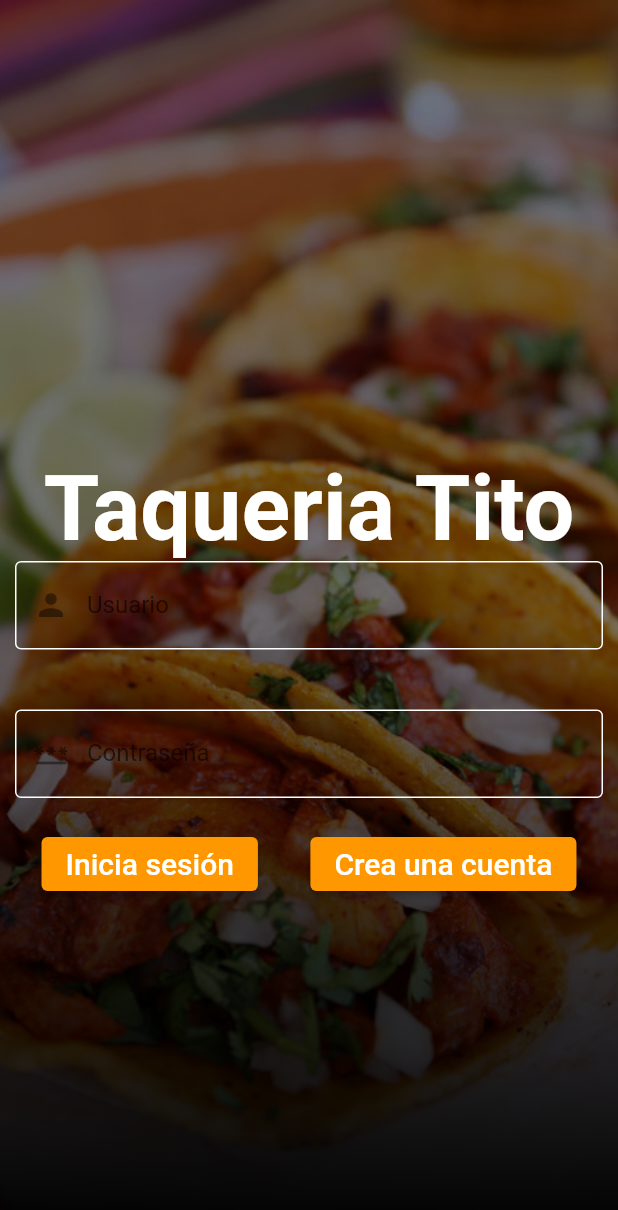
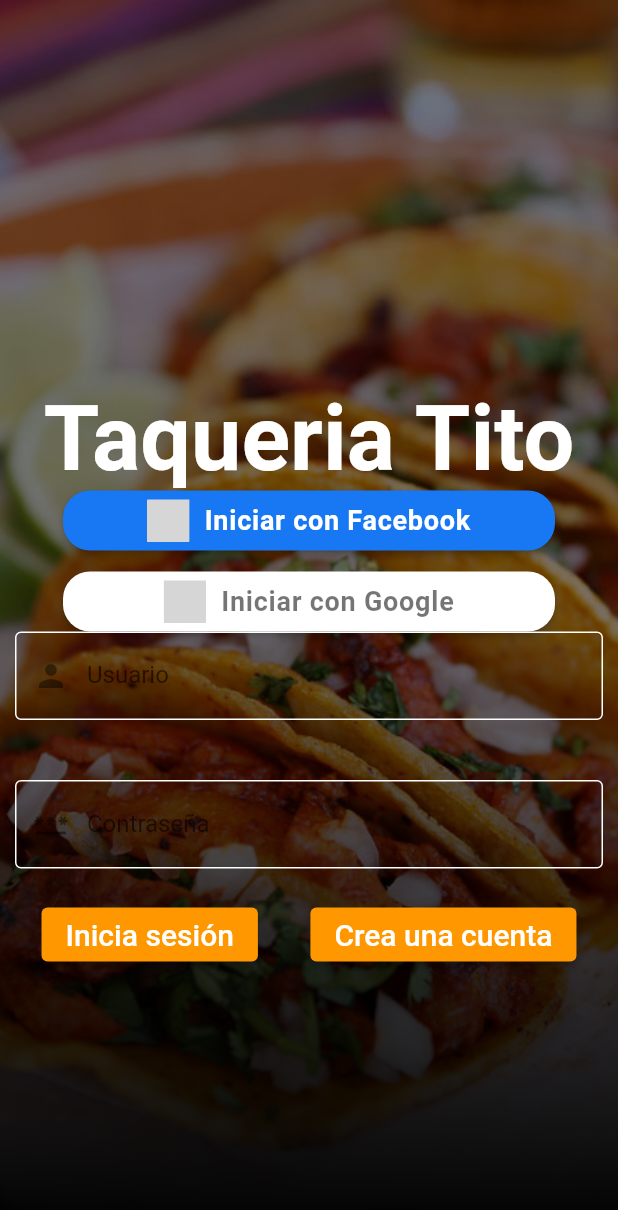
Before and after one commit to rsalasv/Tacos-Tito, a Flutter app: the screen it shows after launch, on a phone screen of 412 x 824 dp. Shown: the top 1210 px of the screen. Run offline on Flutter 3.47's test engine with Material 2 defaults, Android fonts, the light colour scheme and no system bars; our stand-ins replace auth_buttons, bloc, equatable, firebase_auth, firebase_core, flutter_bloc and 1 more; accounts and stored records are empty; grey boxes are pictures that could not be loaded.

Commit message:
Google login added, missing facebook and mail login. Formatting login page is needed

```diff
--- /dev/null
+++ b/tacos_tito/lib/auth/bloc/auth_event.dart
@@ -0,0 +1,12 @@
+part of 'auth_bloc.dart';
+
+abstract class AuthEvent extends Equatable {
+  const AuthEvent();
+
+  @override
+  List<Object> get props => [];
+}
+
+class VerifyAuthEvent extends AuthEvent {}
+
+class SignOutAuthEvent extends AuthEvent {}
--- /dev/null
+++ b/tacos_tito/lib/auth/bloc/auth_state.dart
@@ -0,0 +1,14 @@
+part of 'auth_bloc.dart';
+
+abstract class AuthState extends Equatable {
+  const AuthState();
+
+  @override
+  List<Object> get props => [];
+}
+
+class AuthInitial extends AuthState {}
+
+class AlreadyAuthState extends AuthState {}
+
+class UnAuthState extends AuthState {}
--- /dev/null
+++ b/tacos_tito/lib/auth/user_auth_repository.dart
@@ -0,0 +1,61 @@
+import 'package:firebase_auth/firebase_auth.dart';
+import 'package:google_sign_in/google_sign_in.dart';
+import 'package:firebase_core/firebase_core.dart';
+
+class UserAuthRepository {
+  final GoogleSignIn _googleSignIn = GoogleSignIn();
+  final FirebaseAuth _auth = FirebaseAuth.instance;
+
+  bool isAlreadyLogged() {
+    var user = _auth.currentUser;
+    print("User: ${user?.displayName}");
+    return user != null;
+  }
+
+  Future<void> signOutGoogle() async {
+    await _googleSignIn.signOut();
+  }
+
+  Future<void> signOutFirebase() async {
+    await _auth.signOut();
+  }
+
+  //anonimo
+  //Future<void> anonymousSignIn() async {
+  //  final anonymousUser = (await _auth.signInAnonymously()).user;
+  //  await anonymousUser!.updateDisplayName(
+  //    "${anonymousUser.uid.substring(0, 5)}_invitado",
+  //  );
+  //  await anonymousUser.reload();
+  //}
+
+
+
+  Future<void> signInWithGoogle() async {
+    // Google sign in
+    final googleUser = await _googleSignIn.signIn();
+    final googleAuth = await googleUser!.authentication;
+
+    print("User: ${googleUser.displayName}");
+    print("User: ${googleUser.email}");
+    print("User: ${googleUser.photoUrl}");
+
+    // credenciales para firebase
+    final AuthCredential credential = GoogleAuthProvider.credential(
+      accessToken: googleAuth.accessToken,
+      idToken: googleAuth.idToken,
+    );
+
+    // firebase sign in
+
+    final authResult = await _auth.signInWithCredential(credential);
+    final User user = authResult.user!;
+    final firebaseToken = await user.getIdToken();
+    assert(!user.isAnonymous);
+    assert(firebaseToken != null);
+    final User currentUser = _auth.currentUser!;
+    assert(user.uid == currentUser.uid);
+
+    print("Firebase Token:  $firebaseToken");
+  }
+}
--- /dev/null
+++ b/tacos_tito/lib/login/bloc/login_bloc.dart
@@ -0,0 +1,32 @@
+import 'package:bloc/bloc.dart';
+import 'package:equatable/equatable.dart';
+import 'package:tacos_tito/auth/user_auth_repository.dart';
+
+
+part 'login_event.dart';
+part 'login_state.dart';
+
+class LoginBloc extends Bloc<LoginEvent, LoginState> {
+  UserAuthRepository _userRep = UserAuthRepository();
+
+  LoginBloc() : super(LoginInitial()) {
+    on<LoginWithGoogleEvent>(_googleLogin);
+  }
+
+  Future _googleLogin(
+    LoginEvent event,
+    Emitter emitState,
+  ) async {
+    try {
+      await _userRep.signInWithGoogle();
+      emitState(LoginSuccessState());
+    } catch (e) {
+      emitState(
+        LoginErrorState(
+          error: "Error al hacer login con google",
+          code: e.toString(),
+        ),
+      );
+    }
+  }
+}
--- /dev/null
+++ b/tacos_tito/lib/login/bloc/login_event.dart
@@ -0,0 +1,14 @@
+part of 'login_bloc.dart';
+
+abstract class LoginEvent extends Equatable {
+  const LoginEvent();
+
+  @override
+  List<Object> get props => [];
+}
+
+class LoginWithGoogleEvent extends LoginEvent {}
+
+//class LoginWithAnonymousEvent extends LoginEvent {}
+
+class LoginWithFacebookEvent extends LoginEvent {}
--- /dev/null
+++ b/tacos_tito/lib/login/bloc/login_state.dart
@@ -0,0 +1,25 @@
+part of 'login_bloc.dart';
+
+abstract class LoginState extends Equatable {
+  const LoginState();
+
+  @override
+  List<Object> get props => [];
+}
+
+class LoginInitial extends LoginState {}
+
+class LoginSuccessState extends LoginState {}
+
+class LoginErrorState extends LoginState {
+  final String error;
+  final String code;
+
+  LoginErrorState({
+    required this.error,
+    required this.code,
+  });
+
+  @override
+  List<Object> get props => [error, code];
+}
--- /dev/null
+++ b/tacos_tito/lib/login/login.dart
@@ -0,0 +1,93 @@
+import 'package:tacos_tito/login/bloc/login_bloc.dart';
+import 'package:flutter/material.dart';
+import 'package:flutter_bloc/flutter_bloc.dart';
+import 'package:tacos_tito/views/all_views.dart';
+import '../widgets/all_widgets.dart';
+import 'login_form.dart';
+
+class Login extends StatefulWidget {
+  Login({Key? key}) : super(key: key);
+
+  @override
+  _LoginState createState() => _LoginState();
+}
+
+class _LoginState extends State<Login> {
+    late LoginBloc _loginBloc;
+
+  // para poder agregar eventos al bloc
+  // al presionar los botones de login
+
+  bool _showLoading = false;
+
+  @override
+  void dispose() {
+    _loginBloc.close();
+    super.dispose();
+  }
+
+  void _googleLogIn(bool _) {
+    // invocar al login de firebase con el bloc
+    // recodar configurar pantallad Oauth en google Cloud
+    print("google");
+    // agregar evento al login bloc
+    _loginBloc.add(LoginWithGoogleEvent());
+  }
+
+  void _facebookLogIn(bool _) {
+    // invocar al login de firebase con el bloc
+    print("facebook");
+    // agregar evento al login bloc
+    _loginBloc.add(LoginWithFacebookEvent());
+  }
+
+  @override
+  Widget build(BuildContext context) {
+    return Stack(
+      children: [
+        // form content
+        // agregar bloc login provider
+        // agregar bloc login consumer
+        //  revisar estados y retornar error o home page o login page
+        Container(
+          child: BlocProvider(
+            create: (context) {
+              _loginBloc = LoginBloc();
+              return _loginBloc;
+            },
+            child: BlocConsumer<LoginBloc, LoginState>(
+              listener: (context, state) {
+                if (state is LoginErrorState) {
+                  showDialog(
+                    context: context,
+                    builder: (context) {
+                      return AlertDialog(
+                        title: Text("Error"),
+                        content: Text("${state.error}:\n${state.code}"),
+                      );
+                    },
+                  );
+                }
+              },
+              builder: (context, state) {
+                if (state is LoginSuccessState) {
+                  return HomePage();
+                }
+                return Container(
+                    child: LoginForm(
+                      onFacebookLoginTap: _facebookLogIn,
+                      onGoogleLoginTap: _googleLogIn,
+                    ),
+                );
+              },
+            ),
+          ),
+        ),
+        Align(
+          alignment: Alignment.bottomCenter,
+          child: _showLoading ? CircularProgressIndicator() : Container(),
+        ),
+      ],
+    );
+  }
+}
--- a/tacos_tito/lib/views/login.dart
+++ b/tacos_tito/lib/login/login_form.dart
@@ -1,15 +1,21 @@
 import 'package:flutter/material.dart';
 import 'package:tacos_tito/views/all_views.dart';
+import 'package:auth_buttons/auth_buttons.dart';
 import '../widgets/all_widgets.dart';
+import 'dart:ui';
 
-class Login extends StatefulWidget {
-  Login({Key? key}) : super(key: key);
+class LoginForm extends StatelessWidget {
+    // cambiar a un solo value changed que reciba enum de login
+  final ValueChanged<bool> onGoogleLoginTap;
+  final ValueChanged<bool> onFacebookLoginTap;
 
-  @override
-  _LoginState createState() => _LoginState();
-}
+  LoginForm({
+    Key? key,
+    required this.onGoogleLoginTap,
+    required this.onFacebookLoginTap,
+  }) : super(key: key);
 
-class _LoginState extends State<Login> {
+
   @override
   Widget build(BuildContext context) {
     return Stack(
@@ -22,6 +28,40 @@ class _LoginState extends State<Login> {
             child: Column(mainAxisAlignment: MainAxisAlignment.center,children: [
               SizedBox(height: 80,),
               Text("Taqueria Tito", style: TextStyle(color: Colors.white, fontSize: 60, fontWeight: FontWeight.bold),),
+
+              Container(
+                margin: EdgeInsets.symmetric(horizontal: 32),
+                child: Row(
+                  children: [
+                    Expanded(
+                      child: FacebookAuthButton(
+                        onPressed: () => onFacebookLoginTap(true),
+                        text: "Iniciar con Facebook",
+                        style: AuthButtonStyle(borderRadius: 18),
+                      ),
+                    ),
+                  ],
+                ),
+              ),
+
+              SizedBox(height: 14),
+
+              Container(
+                  margin: EdgeInsets.symmetric(horizontal: 32),
+                child: Row(
+                  children: [
+                    Expanded(
+                      child: GoogleAuthButton(
+                        onPressed: () => onGoogleLoginTap(true),
+                        text: "Iniciar con Google",
+                        style: AuthButtonStyle(borderRadius: 18),
+                        darkMode: false,
+                      ),
+                    ),
+                  ],
+                ),
+              ),
+
               TextField(
                 style: TextStyle(color: Colors.white),
                 decoration: InputDecoration(
--- a/tacos_tito/lib/main.dart
+++ b/tacos_tito/lib/main.dart
@@ -1,15 +1,42 @@
 import 'package:flutter/material.dart';
-//import 'package:tacos_tito/views/chat_page.dart';
+import 'package:flutter_bloc/flutter_bloc.dart';
+import 'package:firebase_core/firebase_core.dart';
+import 'package:tacos_tito/splash_screen.dart';
 import 'package:tacos_tito/views/home_page.dart';
 import 'views/all_views.dart';
+import 'login/login.dart';
 
-void main() => runApp(MyApp());
+import 'auth/bloc/auth_bloc.dart';
+
+void main() async {
+  // inicializar firebase
+  WidgetsFlutterBinding.ensureInitialized();
+  await Firebase.initializeApp();
+  // inicializar auth bloc provider
+
+  runApp(
+    BlocProvider(
+      create: (context) => AuthBloc()..add(VerifyAuthEvent()),
+      child: MyApp(),
+    ),
+  );
+}
 
 class MyApp extends StatelessWidget {
   @override
   Widget build(BuildContext context) {
     return MaterialApp(
-      home: Login(),
+      home: BlocConsumer<AuthBloc, AuthState>(
+      listener: (context, state) {},
+      builder: (context, state) {
+        if (state is AlreadyAuthState) {
+          return HomePage();
+        } else if (state is UnAuthState) {
+          return Login();
+        }
+        return SplashScreen();
+      },
+    ),
       theme: ThemeData(primarySwatch: Colors.orange),
     );
   }
--- a/tacos_tito/lib/views/all_views.dart
+++ b/tacos_tito/lib/views/all_views.dart
@@ -1,5 +1,4 @@
 export 'create_order.dart';
-export 'login.dart';
 export 'pending_orders.dart';
 export 'search_order.dart';
 export 'home_page.dart';
--- a/tacos_tito/lib/views/signin.dart
+++ b/tacos_tito/lib/views/signin.dart
@@ -1,5 +1,5 @@
 import 'package:flutter/material.dart';
-import 'package:tacos_tito/views/all_views.dart';
+import 'package:tacos_tito/login/login.dart';
 import '../widgets/all_widgets.dart';
 
 class Signin extends StatefulWidget {
```
Also changed, not shown: tacos_tito/lib/auth/bloc/auth_bloc.dart (added, +40 -0 lines), tacos_tito/lib/splash_screen.dart (added, +25 -0 lines), tacos_tito/pubspec.yaml (+8 -0 lines), tacos_tito/pubspec.lock, 1 other file.
